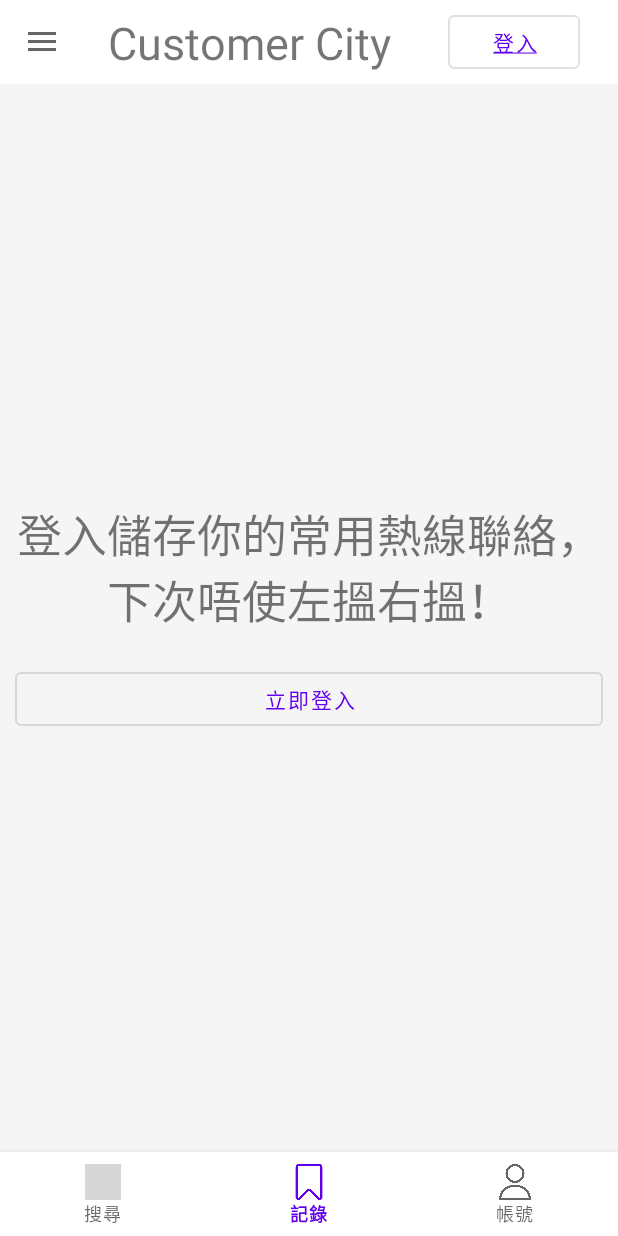
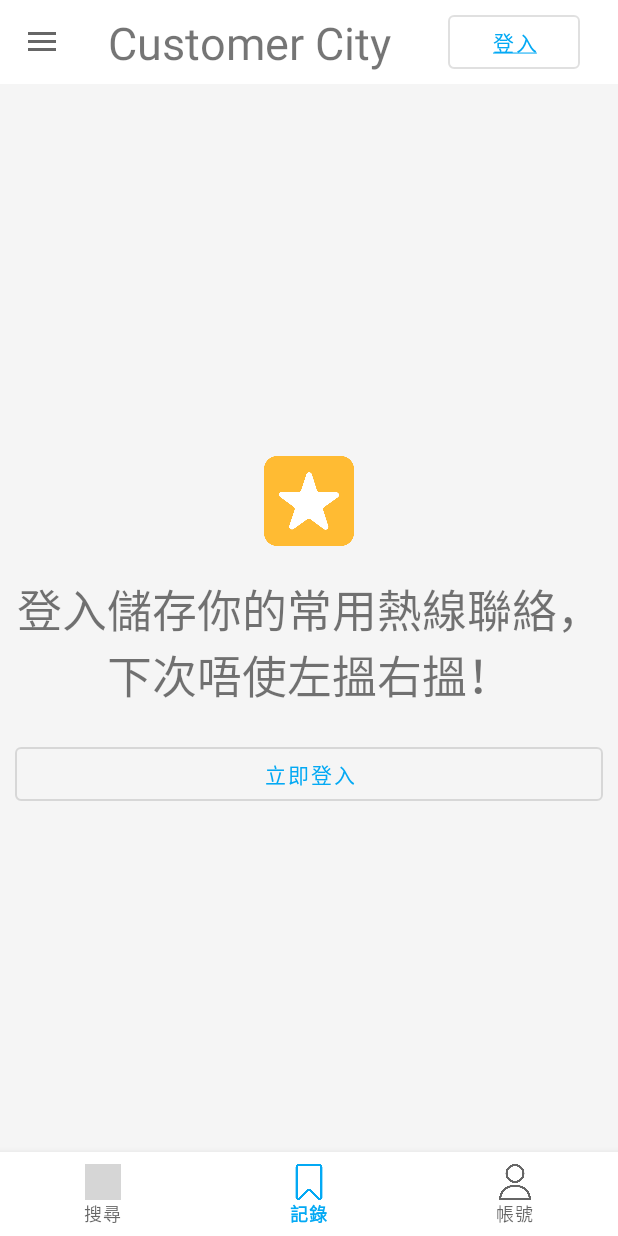
Before and after one commit to BlisProgrammer/Customer-City, an Android app: the screen it shows after launch (Main), item 2 of the bottom bar chosen, on a phone screen of 412 x 824 dp. Run offline under Robolectric (Android 15) with nearby library versions, the phone set to English and light mode, and no system bars; grey boxes are pictures that could not be loaded.

Commit message:
Updatede primary color to match website's color

```diff
--- a/app/src/main/res/layout/fragment_cloud.xml
+++ b/app/src/main/res/layout/fragment_cloud.xml
@@ -21,6 +21,11 @@
         android:layout_height="wrap_content"
         android:id="@+id/login_layout"
         android:orientation="vertical">
+        <ImageView
+            android:layout_width="match_parent"
+            android:layout_height="60dp"
+            android:src="@drawable/saved_star"
+            android:layout_margin="20dp"/>
         <TextView
             android:layout_width="match_parent"
             android:layout_height="wrap_content"
--- a/app/src/main/res/layout/fragment_user.xml
+++ b/app/src/main/res/layout/fragment_user.xml
@@ -156,6 +156,7 @@
             android:layout_width="match_parent"
             android:layout_height="wrap_content"
             android:layout_marginHorizontal="10dp"
+            style="@style/Widget.MaterialComponents.Button.OutlinedButton"
             android:text="更改密碼"/>
         <Button
             android:layout_width="match_parent"
--- a/app/src/main/res/values/themes.xml
+++ b/app/src/main/res/values/themes.xml
@@ -2,13 +2,15 @@
     <!-- Base application theme. -->
     <style name="Theme.CustomerCity" parent="Theme.MaterialComponents.DayNight.NoActionBar">
         <!-- Primary brand color. -->
-        <item name="colorPrimary">@color/purple_500</item>
+        <item name="colorPrimary">#03a9f4</item>
         <item name="colorPrimaryVariant">@color/purple_700</item>
         <item name="colorOnPrimary">@color/white</item>
+
         <!-- Secondary brand color. -->
         <item name="colorSecondary">@color/teal_200</item>
         <item name="colorSecondaryVariant">@color/teal_700</item>
         <item name="colorOnSecondary">@color/black</item>
+
         <!-- Status bar color. -->
         <item name="android:statusBarColor">?attr/colorPrimaryVariant</item>
         <!-- Customize your theme here. -->
```
Also changed, not shown: app/src/main/res/drawable/saved_star.png (added).
